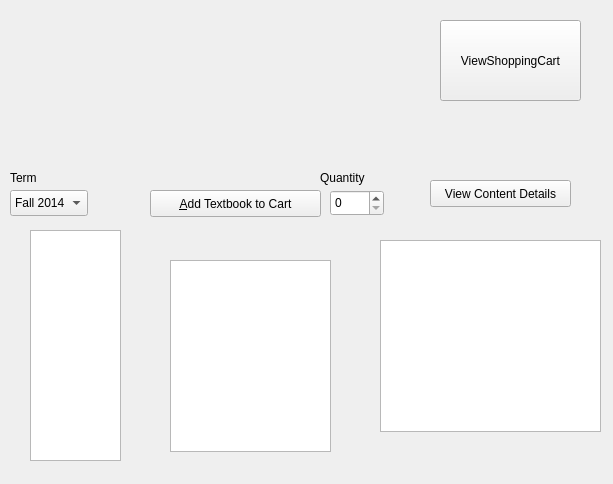
This is D4_TeamJava/cuTPS_gui/StudentInterfaceWindow.ui in AnkushVarshneya/CUTPS as Qt 5 draws it before an edit. The edited form follows.
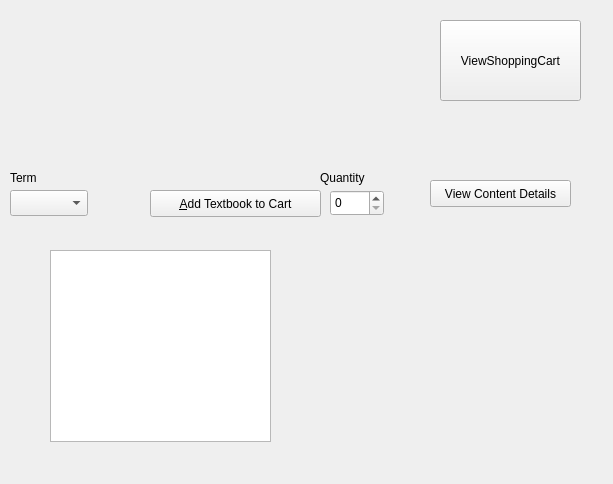
This is the edited form.

```diff
--- a/D4_TeamJava/cuTPS_gui/StudentInterfaceWindow.ui
+++ b/D4_TeamJava/cuTPS_gui/StudentInterfaceWindow.ui
@@ -35,31 +35,6 @@
      <height>26</height>
     </rect>
    </property>
-   <item>
-    <property name="text">
-     <string>Fall 2014</string>
-    </property>
-   </item>
-   <item>
-    <property name="text">
-     <string>Winter 2015</string>
-    </property>
-   </item>
-   <item>
-    <property name="text">
-     <string>Early Summer 2015</string>
-    </property>
-   </item>
-   <item>
-    <property name="text">
-     <string>Late Summer 2015</string>
-    </property>
-   </item>
-   <item>
-    <property name="text">
-     <string>Full Summer 2015</string>
-    </property>
-   </item>
   </widget>
   <widget class="QPushButton" name="addTextbookToCartOption">
    <property name="geometry">
@@ -97,16 +72,6 @@
     </rect>
    </property>
   </widget>
-  <widget class="QListWidget" name="textbookListWidget">
-   <property name="geometry">
-    <rect>
-     <x>30</x>
-     <y>230</y>
-     <width>91</width>
-     <height>231</height>
-    </rect>
-   </property>
-  </widget>
   <widget class="QLabel" name="termLabel">
    <property name="geometry">
     <rect>
@@ -120,21 +85,11 @@
     <string>Term</string>
    </property>
   </widget>
-  <widget class="QListView" name="textbookListView">
-   <property name="geometry">
-    <rect>
-     <x>170</x>
-     <y>260</y>
-     <width>161</width>
-     <height>192</height>
-    </rect>
-   </property>
-  </widget>
   <widget class="QTreeView" name="itemsTreeView">
    <property name="geometry">
     <rect>
-     <x>380</x>
-     <y>240</y>
+     <x>50</x>
+     <y>250</y>
      <width>221</width>
      <height>192</height>
     </rect>
```
